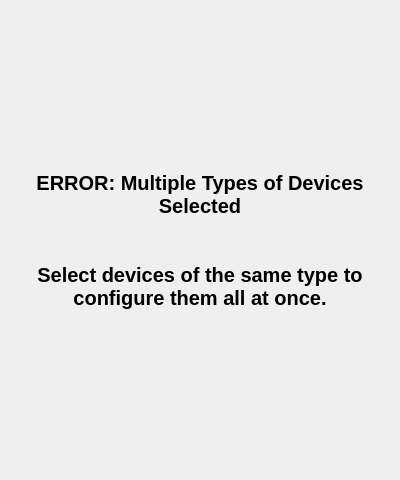
First picture: the form in gui/resources/conf_err_embed.ui, repository zdomke/sc_mps_gui, before the edit.
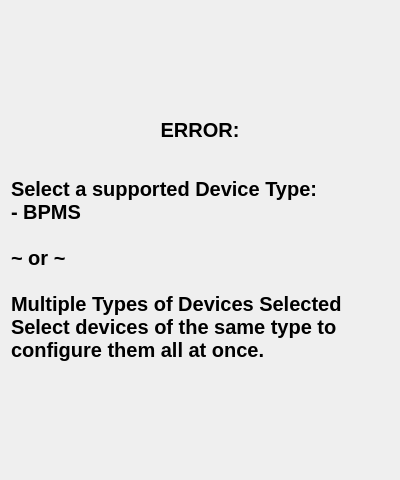
Second picture: the form after the edit.

What changed in the file:
```diff
--- a/gui/resources/conf_err_embed.ui
+++ b/gui/resources/conf_err_embed.ui
@@ -24,13 +24,10 @@
       </font>
      </property>
      <property name="text">
-      <string>ERROR: Multiple Types of Devices Selected
-
-
-Select devices of the same type to configure them all at once.</string>
+      <string>&lt;html&gt;&lt;head/&gt;&lt;body&gt;&lt;p align=&quot;center&quot;&gt;ERROR:&lt;/p&gt;&lt;p&gt;&lt;br/&gt;Select a supported Device Type: &lt;br/&gt;- BPMS &lt;br/&gt;&lt;br/&gt;~ or ~ &lt;br/&gt;&lt;br/&gt;Multiple Types of Devices Selected &lt;br/&gt;Select devices of the same type to configure them all at once.&lt;/p&gt;&lt;/body&gt;&lt;/html&gt;</string>
      </property>
      <property name="alignment">
-      <set>Qt::AlignCenter</set>
+      <set>Qt::AlignLeading|Qt::AlignLeft|Qt::AlignVCenter</set>
      </property>
      <property name="wordWrap">
       <bool>true</bool>
```
